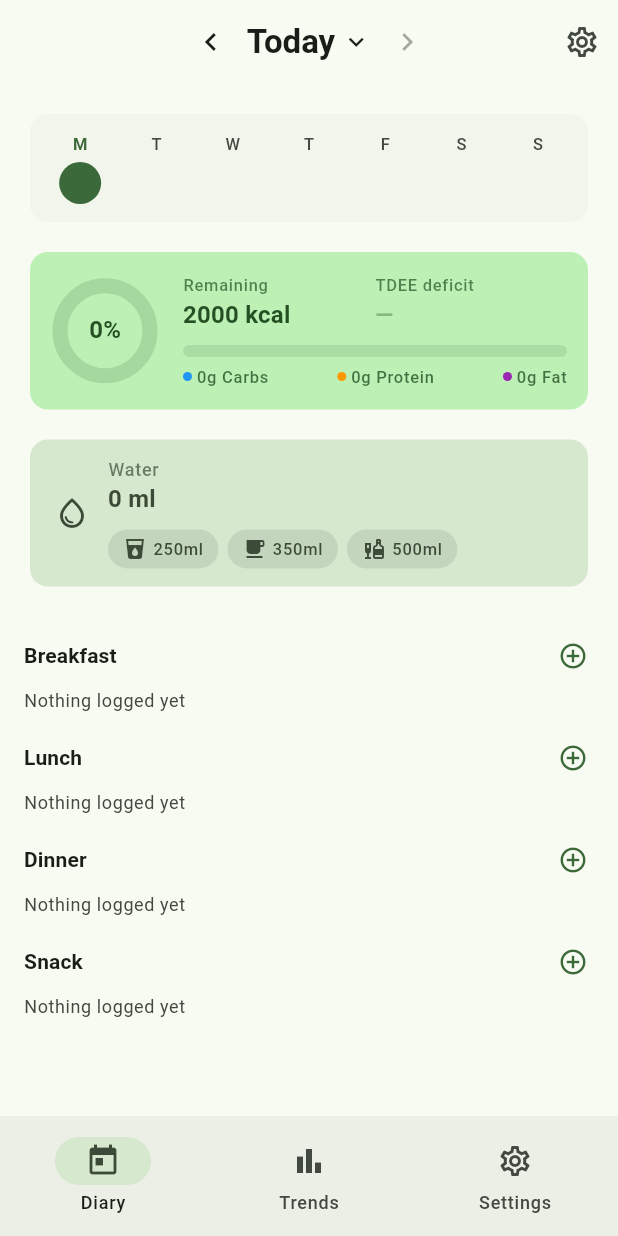
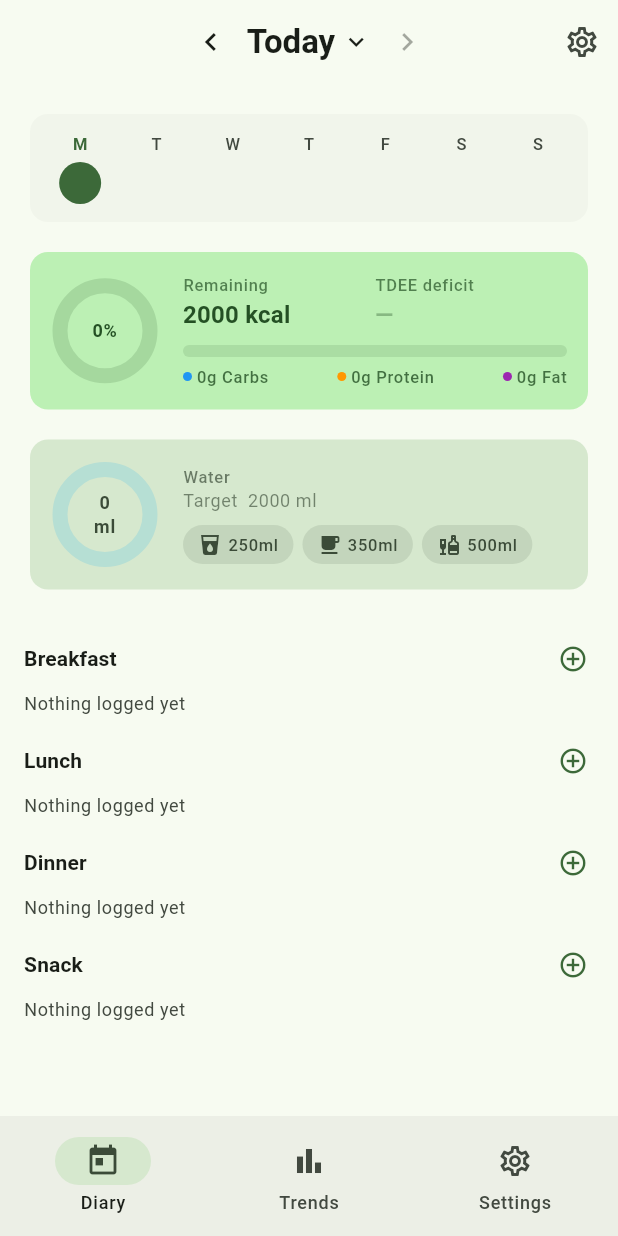
Before and after one commit to TheQueenIsDead/calora, a Flutter app: the screen it shows after launch, on a phone screen of 412 x 824 dp. Run offline on Flutter 3.47's test engine with Material 3 defaults, Android fonts, the phone set to English and light mode, and no system bars; our stand-ins replace fl_chart, flutter_slidable, shared_preferences, sqflite; missing offline and left inert: mobile_scanner; accounts and stored records are empty.

Commit message:
feat: replace water card icon with doughnut progress ring
Water card now mirrors the calorie summary layout — a blue donut ring
on the left displays ml consumed in the centre, with target and vessel
chips on the right. CalorieRing extended with optional label, color,
labelColor, and backgroundColor overrides for reuse across card types.

```diff
--- a/lib/screens/home_screen.dart
+++ b/lib/screens/home_screen.dart
@@ -263,56 +263,69 @@ class _WaterCard extends StatelessWidget {
   final DiaryProvider diary;
   const _WaterCard({required this.diary});
 
+  String _mlLabel(int ml) {
+    if (ml == 0) return '0\nml';
+    if (ml >= 1000) {
+      final l = ml / 1000;
+      return '${l % 1 == 0 ? l.toInt() : l.toStringAsFixed(1)}\nL';
+    }
+    return '$ml\nml';
+  }
+
   @override
   Widget build(BuildContext context) {
     final theme = Theme.of(context);
     final ml = diary.waterMl;
+    final targetMl = diary.waterTargetMl;
     final vessels = diary.vessels;
-
-    String mlLabel() {
-      if (ml == 0) return '0 ml';
-      if (ml >= 1000) return '${(ml / 1000).toStringAsFixed(ml % 100 == 0 ? 1 : 2)}L';
-      return '$ml ml';
-    }
+    final onBg = theme.colorScheme.onSecondaryContainer;
 
     return Card(
       elevation: 0,
       color: theme.colorScheme.secondaryContainer,
       child: Padding(
-        padding: const EdgeInsets.symmetric(horizontal: 16, vertical: 12),
+        padding: const EdgeInsets.all(14),
         child: Row(
           crossAxisAlignment: CrossAxisAlignment.center,
           children: [
-            Icon(Icons.water_drop_outlined, color: theme.colorScheme.onSecondaryContainer),
-            const SizedBox(width: 12),
+            CalorieRing(
+              progress: diary.waterProgress,
+              size: 72,
+              label: _mlLabel(ml),
+              color: Colors.lightBlue.shade400,
+              labelColor: onBg,
+              backgroundColor: Colors.lightBlue.withValues(alpha: 0.15),
+            ),
+            const SizedBox(width: 16),
             Expanded(
               child: Column(
                 crossAxisAlignment: CrossAxisAlignment.start,
                 children: [
                   Text(
                     'Water',
-                    style: theme.textTheme.labelMedium?.copyWith(
-                      color: theme.colorScheme.onSecondaryContainer.withValues(alpha: 0.7),
-                    ),
+                    style: theme.textTheme.labelSmall
+                        ?.copyWith(color: onBg.withValues(alpha: 0.7)),
                   ),
                   Text(
-                    mlLabel(),
-                    style: theme.textTheme.titleMedium?.copyWith(
-                      fontWeight: FontWeight.w600,
-                      color: theme.colorScheme.onSecondaryContainer,
-                    ),
+                    'Target  $targetMl ml',
+                    style: theme.textTheme.bodySmall
+                        ?.copyWith(color: onBg.withValues(alpha: 0.65)),
                   ),
                   if (vessels.isNotEmpty) ...[
                     const SizedBox(height: 8),
                     Wrap(
                       spacing: 6,
                       runSpacing: 4,
-                      children: vessels.map((v) => _VesselChip(
-                        vessel: v,
-                        onTap: () => diary.addWaterMl(v.ml),
-                        onLongPress: ml >= v.ml ? () => diary.removeWaterMl(v.ml) : null,
-                        color: theme.colorScheme.onSecondaryContainer,
-                      )).toList(),
+                      children: vessels
+                          .map((v) => _VesselChip(
+                                vessel: v,
+                                onTap: () => diary.addWaterMl(v.ml),
+                                onLongPress: ml >= v.ml
+                                    ? () => diary.removeWaterMl(v.ml)
+                                    : null,
+                                color: onBg,
+                              ))
+                          .toList(),
                     ),
                   ],
                 ],
--- a/lib/widgets/calorie_ring.dart
+++ b/lib/widgets/calorie_ring.dart
@@ -5,18 +5,34 @@ class CalorieRing extends StatelessWidget {
   final double progress;
   final bool isOver;
   final double size;
+  /// Override the centre label. Defaults to the percentage string.
+  final String? label;
+  /// Override the ring fill colour. Defaults to primary / error.
+  final Color? color;
+  /// Override the centre text colour. Defaults to onPrimaryContainer.
+  final Color? labelColor;
+  /// Override the ring background colour.
+  final Color? backgroundColor;
 
   const CalorieRing({
     super.key,
     required this.progress,
-    required this.isOver,
+    this.isOver = false,
     this.size = 90,
+    this.label,
+    this.color,
+    this.labelColor,
+    this.backgroundColor,
   });
 
   @override
   Widget build(BuildContext context) {
     final theme = Theme.of(context);
-    final color = isOver ? theme.colorScheme.error : theme.colorScheme.primary;
+    final ringColor = color ??
+        (isOver ? theme.colorScheme.error : theme.colorScheme.primary);
+    final bgColor = backgroundColor ??
+        theme.colorScheme.onPrimaryContainer.withValues(alpha: 0.15);
+    final textColor = labelColor ?? theme.colorScheme.onPrimaryContainer;
 
     return SizedBox(
       width: size,
@@ -24,16 +40,17 @@ class CalorieRing extends StatelessWidget {
       child: CustomPaint(
         painter: _RingPainter(
           progress: progress.clamp(0.0, 1.0),
-          color: color,
-          backgroundColor: theme.colorScheme.onPrimaryContainer.withValues(alpha: 0.15),
+          color: ringColor,
+          backgroundColor: bgColor,
         ),
         child: Center(
           child: Text(
-            '${(progress * 100).toStringAsFixed(0)}%',
-            style: theme.textTheme.titleMedium?.copyWith(
+            label ?? '${(progress * 100).toStringAsFixed(0)}%',
+            style: theme.textTheme.labelMedium?.copyWith(
               fontWeight: FontWeight.bold,
-              color: theme.colorScheme.onPrimaryContainer,
+              color: textColor,
             ),
+            textAlign: TextAlign.center,
           ),
         ),
       ),
```
